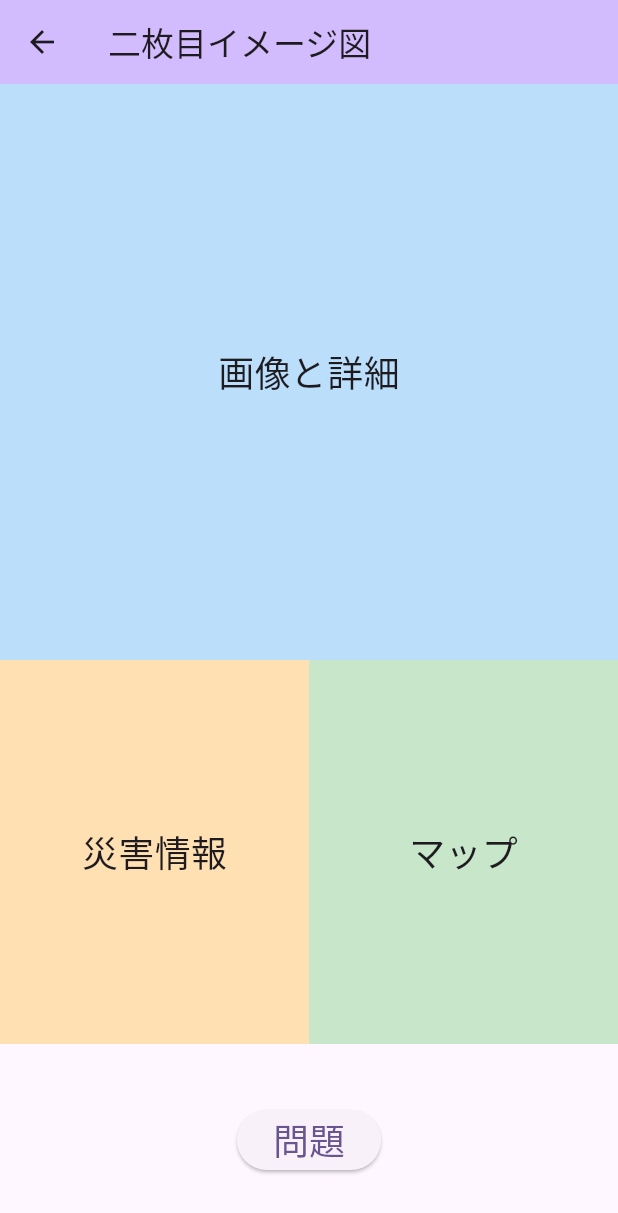
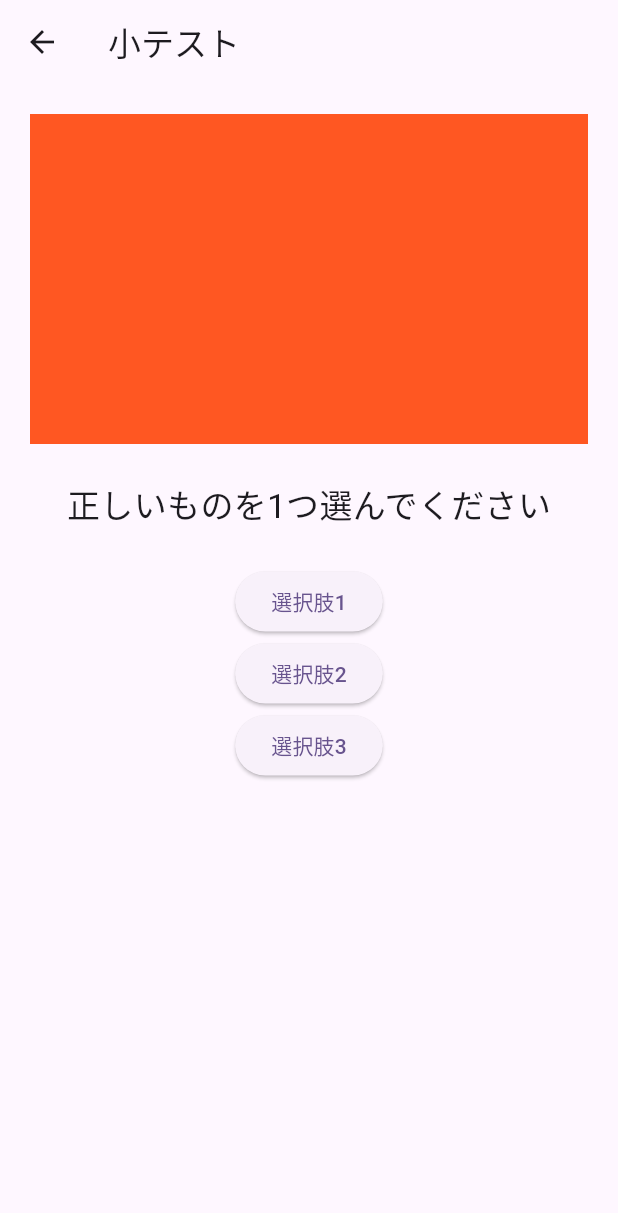
Before and after one commit to Yang19261925/android_App, a Flutter app: the screen it shows after launch, after a tap on "問題", on a phone screen of 412 x 824 dp. Shown: the top 1213 px of the screen. Run offline on Flutter 3.47's test engine with Material 3 defaults, Android fonts, the phone set to English and light mode, and no system bars; our stand-ins replace firebase_core; accounts and stored records are empty.

Commit message:
問題追加

```diff
--- a/lib/main.dart
+++ b/lib/main.dart
@@ -46,18 +46,15 @@ class _MyHomePageState extends State<MyHomePage> {
       appBar: AppBar(
         backgroundColor:
             Theme.of(context).colorScheme.inversePrimary,
-
-        // 左上の戻るボタン
         leading: IconButton(
           icon: const Icon(Icons.arrow_back),
           onPressed: _goBack,
         ),
-
         title: Text(widget.title),
       ),
       body: Column(
         children: [
-          // 上部（3）
+          // 上部
           Expanded(
             flex: 3,
             child: Container(
@@ -71,7 +68,7 @@ class _MyHomePageState extends State<MyHomePage> {
             ),
           ),
 
-          // 中部（2）
+          // 中部
           Expanded(
             flex: 2,
             child: Row(
@@ -102,13 +99,18 @@ class _MyHomePageState extends State<MyHomePage> {
             ),
           ),
 
-          // 下部（1）
+          // 下部
           Expanded(
             flex: 1,
             child: Center(
               child: ElevatedButton(
                 onPressed: () {
-                  print('問題ボタンが押されました');
+                  Navigator.push(
+                    context,
+                    MaterialPageRoute(
+                      builder: (context) => const QuizPage(),
+                    ),
+                  );
                 },
                 child: const Text(
                   '問題',
@@ -122,3 +124,60 @@ class _MyHomePageState extends State<MyHomePage> {
     );
   }
 }
+
+// ===== 小テスト画面 =====
+
+void select1() {
+  debugPrint("選択肢1");
+}
+
+void select2() {
+  debugPrint("選択肢2");
+}
+
+void select3() {
+  debugPrint("選択肢3");
+}
+
+class QuizPage extends StatelessWidget {
+  const QuizPage({super.key});
+
+  @override
+  Widget build(BuildContext context) {
+    return Scaffold(
+      appBar: AppBar(
+        title: const Text('小テスト'),
+      ),
+      body: Padding(
+        padding: const EdgeInsets.all(20),
+        child: Column(
+          crossAxisAlignment: CrossAxisAlignment.center,
+          children: [
+            Container(
+              height: 220,
+              color: Colors.deepOrange,
+            ),
+            const SizedBox(height: 24),
+            const Text(
+              '正しいものを1つ選んでください',
+              style: TextStyle(fontSize: 22),
+            ),
+            const SizedBox(height: 24),
+            ElevatedButton(
+              onPressed: select1,
+              child: const Text('選択肢1'),
+            ),
+            ElevatedButton(
+              onPressed: select2,
+              child: const Text('選択肢2'),
+            ),
+            ElevatedButton(
+              onPressed: select3,
+              child: const Text('選択肢3'),
+            ),
+          ],
+        ),
+      ),
+    );
+  }
+}
```
